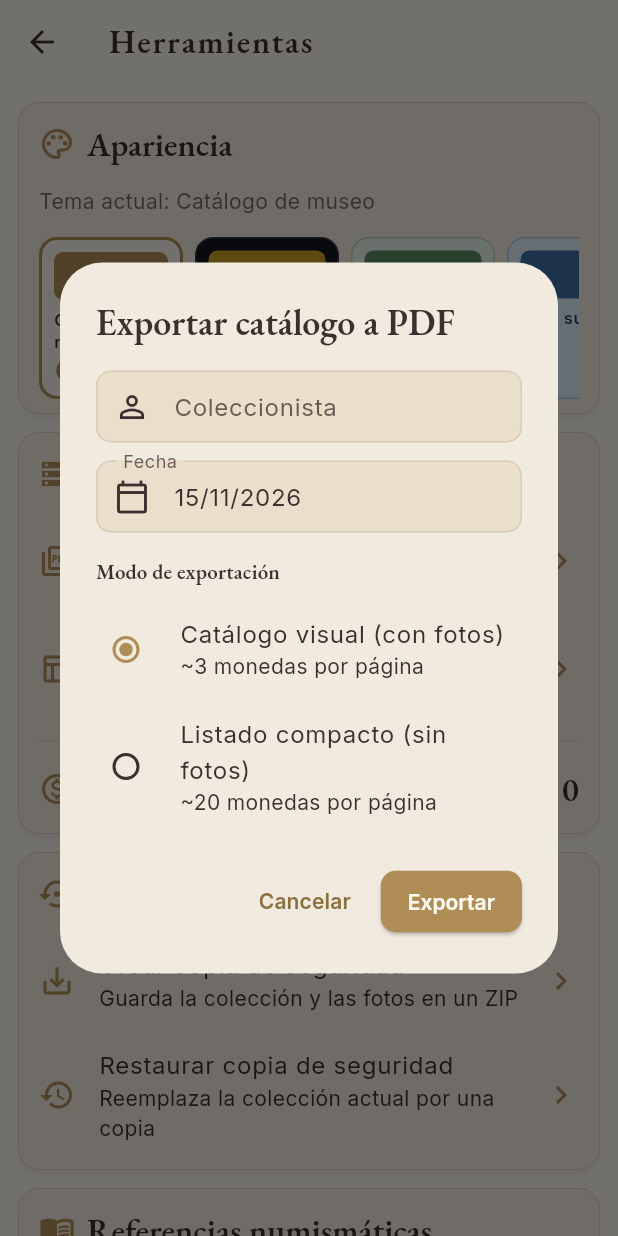
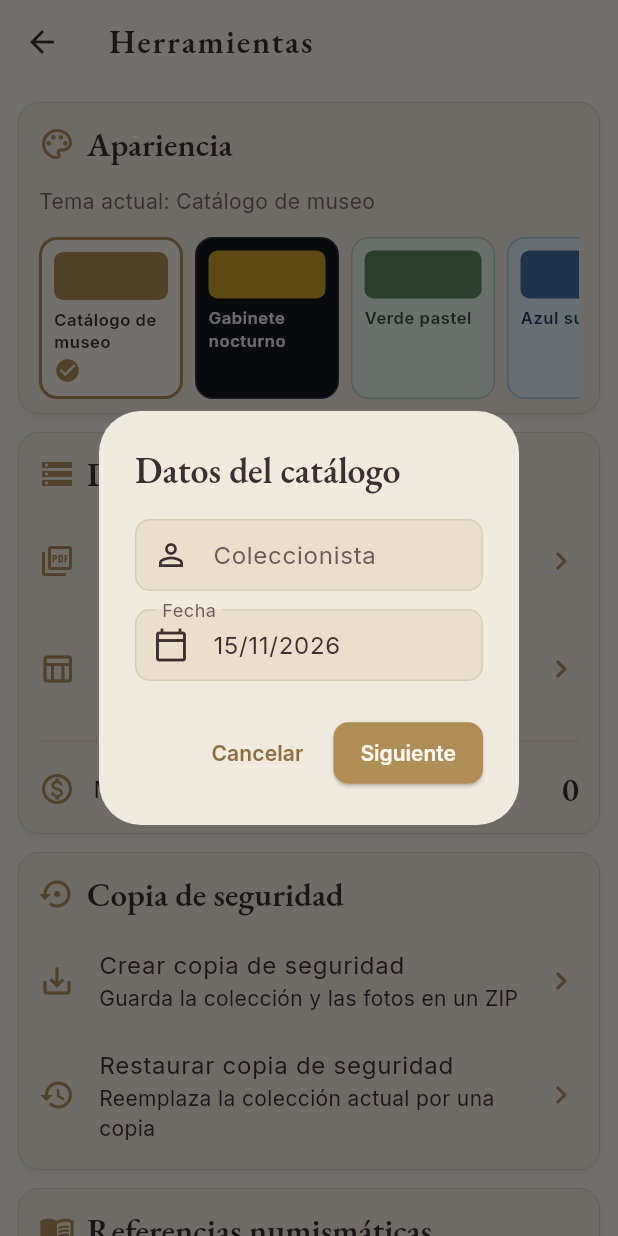
Before and after one commit to noelvis72/cubanum, a Flutter app: the AjustesScreen screen opened directly, after a tap on "Exportar a PDF", on a phone screen of 412 x 824 dp. Run offline on Flutter 3.47's test engine with Material 3 defaults, Android fonts, the phone set to English and light mode, and no system bars; our stand-ins replace camera, file_picker, google_fonts, image_picker, pdf, share_plus and 2 more; missing offline and left inert: flutter_expandable_table, hijri_plus, syncfusion_flutter_xlsio; accounts and stored records are empty.

Commit message:
Update ajustes_screen.dart

```diff
--- a/lib/screens/ajustes_screen.dart
+++ b/lib/screens/ajustes_screen.dart
@@ -1,6 +1,5 @@
 import 'package:flutter/material.dart';
 import 'package:path/path.dart' as p;
-import 'package:printing/printing.dart';
 import 'package:provider/provider.dart';
 import 'package:share_plus/share_plus.dart';
 import 'estadisticas_screen.dart';
@@ -65,24 +64,24 @@ class _AjustesScreenState extends State<AjustesScreen> {
   Future<void> _exportarPdf() async {
   if (_exportando) return;
 
-  // Prellenar el nombre con el último usado
   final prefs = await SharedPreferences.getInstance();
   final nombreGuardado = prefs.getString('cubanum_nombre_coleccionista') ?? '';
   final nombreCtrl = TextEditingController(text: nombreGuardado);
   final fechaCtrl = TextEditingController(
     text: DateFormat('dd/MM/yyyy').format(DateTime.now()),
   );
+  int paso = 0;
   bool conFotos = true;
 
   final resultado = await showDialog<bool>(
     context: context,
     builder: (ctx) => StatefulBuilder(
-      builder: (ctx, setDialogState) => AlertDialog(
-        title: const Text('Exportar catálogo a PDF'),
-        content: SingleChildScrollView(
-          child: Column(
+      builder: (ctx, setDialogState) {
+        return AlertDialog(
+          title: Text(paso == 0 ? 'Datos del catálogo' : 'Modo de exportación'),
+          content: paso == 0
+              ? Column(
                   mainAxisSize: MainAxisSize.min,
-            crossAxisAlignment: CrossAxisAlignment.start,
                   children: [
                     TextField(
                       controller: nombreCtrl,
@@ -101,12 +100,11 @@ class _AjustesScreenState extends State<AjustesScreen> {
                         prefixIcon: Icon(Icons.calendar_today_outlined),
                       ),
                     ),
-              const SizedBox(height: 16),
-              Text(
-                'Modo de exportación',
-                style: Theme.of(ctx).textTheme.titleSmall,
-              ),
-              const SizedBox(height: 6),
+                  ],
+                )
+              : Column(
+                  mainAxisSize: MainAxisSize.min,
+                  children: [
                     RadioListTile<bool>(
                       contentPadding: EdgeInsets.zero,
                       value: true,
@@ -125,18 +123,29 @@ class _AjustesScreenState extends State<AjustesScreen> {
                     ),
                   ],
                 ),
-        ),
-        actions: [
+          actions: paso == 0
+              ? [
                   TextButton(
                     onPressed: () => Navigator.pop(ctx, false),
                     child: const Text('Cancelar'),
+                  ),
+                  ElevatedButton(
+                    onPressed: () => setDialogState(() => paso = 1),
+                    child: const Text('Siguiente'),
+                  ),
+                ]
+              : [
+                  TextButton(
+                    onPressed: () => setDialogState(() => paso = 0),
+                    child: const Text('Atrás'),
                   ),
                   ElevatedButton(
                     onPressed: () => Navigator.pop(ctx, true),
                     child: const Text('Exportar'),
                   ),
                 ],
-      ),
+        );
+      },
     ),
   );
 
@@ -147,7 +156,6 @@ class _AjustesScreenState extends State<AjustesScreen> {
 
   if (resultado != true || !mounted) return;
 
-  // Guardar el nombre para la próxima vez
   if (nombre.isNotEmpty) {
     await prefs.setString('cubanum_nombre_coleccionista', nombre);
   }
@@ -162,21 +170,15 @@ class _AjustesScreenState extends State<AjustesScreen> {
       );
       return;
     }
-    final archivo = await ExportService.generarPdf(
+    final ok = await ExportService.generarPdf(
       monedas,
       nombreColeccionista: nombre.isEmpty ? 'Coleccionista' : nombre,
       fecha: fecha.isEmpty ? DateFormat('dd/MM/yyyy').format(DateTime.now()) : fecha,
       conFotos: conFotos,
     );
     if (!mounted) return;
-    final bytes = await archivo.readAsBytes();
-    await Printing.sharePdf(
-      bytes: bytes,
-      filename: p.basename(archivo.path),
-    );
-    if (!mounted) return;
     ScaffoldMessenger.of(context).showSnackBar(
-      SnackBar(content: Text('PDF generado: ${p.basename(archivo.path)}')),
+      SnackBar(content: Text(ok ? 'PDF guardado' : 'Exportación cancelada')),
     );
   } catch (e) {
     if (!mounted) return;
@@ -200,15 +202,10 @@ class _AjustesScreenState extends State<AjustesScreen> {
       );
       return;
     }
-      final archivo = await ExportService.generarExcel(monedas);
-      if (!mounted) return;
-      await Share.shareXFiles(
-        [XFile(archivo.path)],
-        text: 'Catálogo CUBANUM',
-      );
+    final ok = await ExportService.generarExcel(monedas);
     if (!mounted) return;
     ScaffoldMessenger.of(context).showSnackBar(
-        SnackBar(content: Text('Excel generado: ${p.basename(archivo.path)}')),
+      SnackBar(content: Text(ok ? 'Excel guardado' : 'Exportación cancelada')),
     );
   } catch (e) {
     if (!mounted) return;
```
Lines whose indentation alone changed are shown as unchanged.
